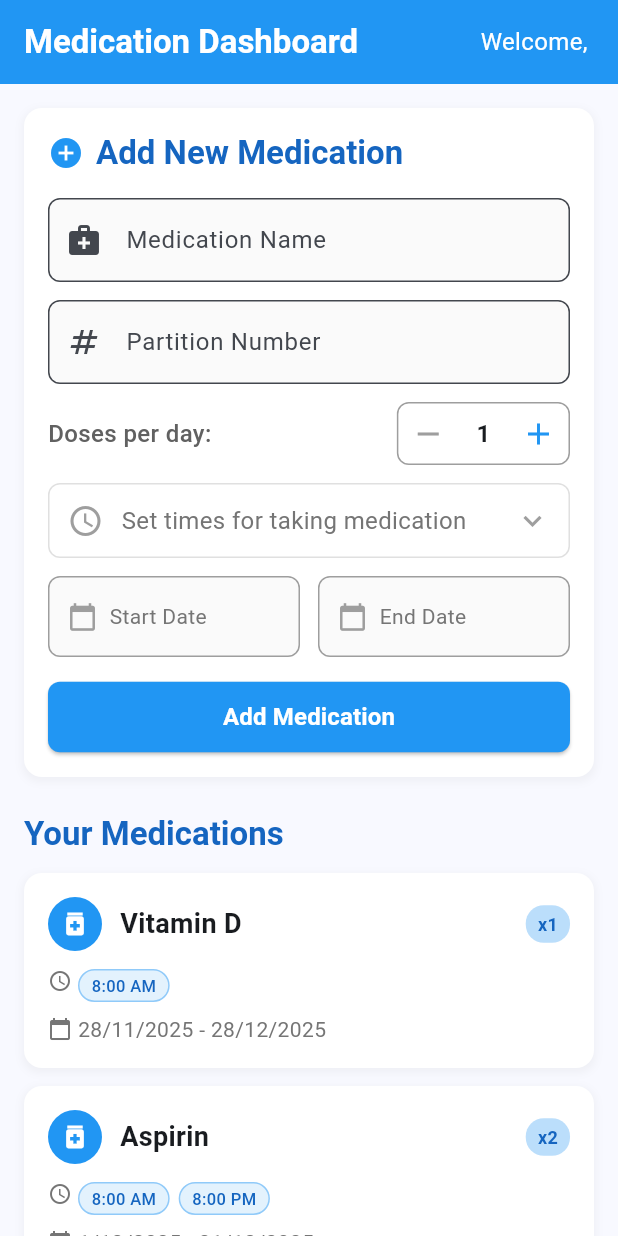
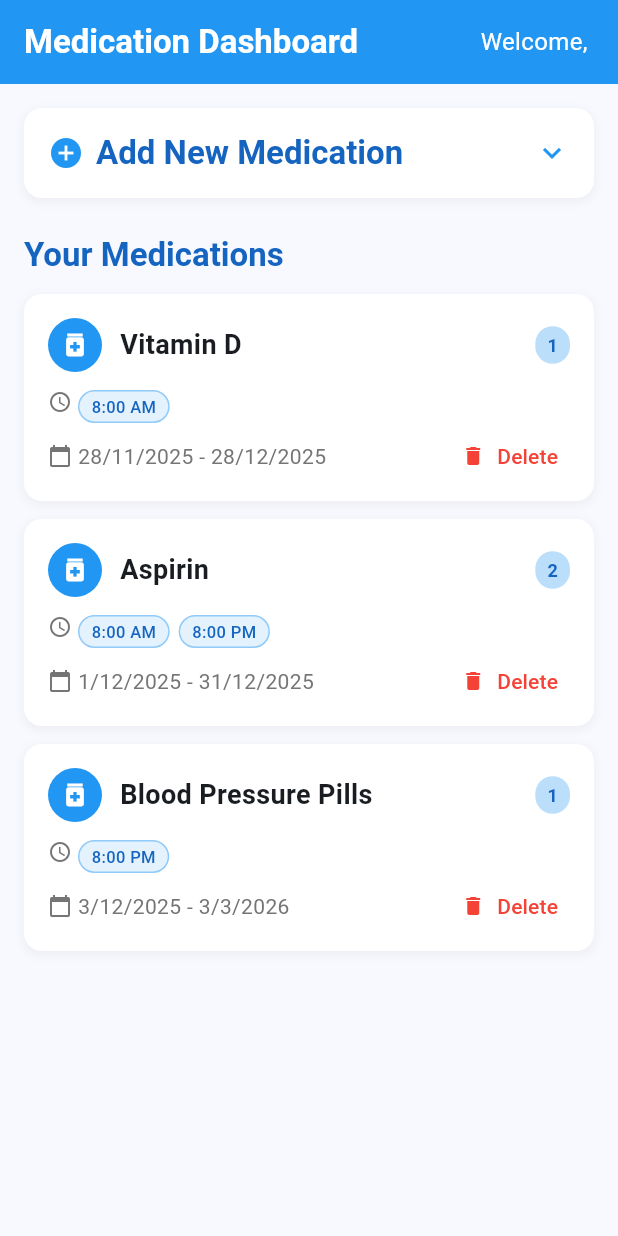
Before and after one commit to nariman-ahmed/Smart-Medication-Tracker---Flutter-App, a Flutter app: the MedicationDashboard screen opened directly with empty values, on a phone screen of 412 x 824 dp. Run offline on Flutter 3.47's test engine with Material 3 defaults, Android fonts, the light colour scheme and no system bars; our stand-ins replace firebase_core; accounts and stored records are empty.

Commit message:
edited some UI

```diff
--- a/smart_pill_tracker/lib/medication_dashboard.dart
+++ b/smart_pill_tracker/lib/medication_dashboard.dart
@@ -41,6 +41,7 @@ class _MedicationDashboardState extends State<MedicationDashboard> {
   List<TimeOfDay> _timesOfTaking = [];
   int _dosesPerDay = 1;
   bool _isTimesSectionExpanded = false;
+  bool _isAddMedicationExpanded = false;
 
   List<Medication> medications = [
     Medication(
@@ -68,6 +69,33 @@ class _MedicationDashboardState extends State<MedicationDashboard> {
       endDate: DateTime.now().add(const Duration(days: 90)),
     ),
   ];
+
+  void _deleteMedication(int index) {
+    showDialog(
+      context: context,
+      builder: (BuildContext context) {
+        return AlertDialog(
+          title: const Text('Delete Medication'),
+          content: const Text('Are you sure you want to delete this medication?'),
+          actions: [
+            TextButton(
+              onPressed: () => Navigator.of(context).pop(),
+              child: const Text('Cancel'),
+            ),
+            TextButton(
+              onPressed: () {
+                setState(() {
+                  medications.removeAt(index);
+                });
+                Navigator.of(context).pop();
+              },
+              child: const Text('Delete', style: TextStyle(color: Colors.red)),
+            ),
+          ],
+        );
+      },
+    );
+  }
 
   @override
   void dispose() {
@@ -106,7 +134,6 @@ class _MedicationDashboardState extends State<MedicationDashboard> {
             // Add New Medication Section
             Container(
               width: double.infinity,
-              padding: const EdgeInsets.all(16),
               decoration: BoxDecoration(
                 color: Colors.white,
                 borderRadius: BorderRadius.circular(12),
@@ -122,20 +149,46 @@ class _MedicationDashboardState extends State<MedicationDashboard> {
               child: Column(
                 crossAxisAlignment: CrossAxisAlignment.start,
                 children: [
-                  Row(
+                  // Header that's always visible
+                  InkWell(
+                    onTap: () {
+                      setState(() {
+                        _isAddMedicationExpanded = !_isAddMedicationExpanded;
+                      });
+                    },
+                    child: Container(
+                      width: double.infinity,
+                      padding: const EdgeInsets.all(16),
+                      child: Row(
                         children: [
                           const Icon(Icons.add_circle, color: Colors.blue, size: 24),
                           const SizedBox(width: 8),
-                      Text(
+                          Expanded(
+                            child: Text(
                               'Add New Medication',
                               style: Theme.of(context).textTheme.titleLarge?.copyWith(
                                 fontWeight: FontWeight.bold,
                                 color: Colors.blue[800],
                               ),
                             ),
+                          ),
+                          Icon(
+                            _isAddMedicationExpanded ? Icons.keyboard_arrow_up : Icons.keyboard_arrow_down,
+                            color: Colors.blue,
+                          ),
                         ],
                       ),
-                  const SizedBox(height: 16),
+                    ),
+                  ),
+
+                  // Expandable content
+                  if (_isAddMedicationExpanded) ...[
+                    const Divider(height: 1),
+                    Padding(
+                      padding: const EdgeInsets.all(16),
+                      child: Column(
+                        crossAxisAlignment: CrossAxisAlignment.start,
+                        children: [
 
                   // Medication Name
                   TextField(
@@ -409,6 +462,10 @@ class _MedicationDashboardState extends State<MedicationDashboard> {
                         ],
                       ),
                     ),
+                  ],
+                ],
+              ),
+            ),
 
             const SizedBox(height: 24),
 
@@ -478,7 +535,7 @@ class _MedicationDashboardState extends State<MedicationDashboard> {
                               borderRadius: BorderRadius.circular(12),
                             ),
                             child: Text(
-                              'x${medication.partitionNumber}',
+                              '${medication.partitionNumber}',
                               style: TextStyle(
                                 color: Colors.blue[800],
                                 fontSize: 12,
@@ -530,6 +587,21 @@ class _MedicationDashboardState extends State<MedicationDashboard> {
                           Text(
                             '${medication.startDate.day}/${medication.startDate.month}/${medication.startDate.year} - ${medication.endDate.day}/${medication.endDate.month}/${medication.endDate.year}',
                             style: TextStyle(color: Colors.grey[600]),
+                          ),
+                          const Spacer(),
+                          // Delete button aligned with date
+                          TextButton.icon(
+                            onPressed: () => _deleteMedication(index),
+                            icon: const Icon(Icons.delete, size: 16, color: Colors.red),
+                            label: const Text(
+                              'Delete',
+                              style: TextStyle(color: Colors.red),
+                            ),
+                            style: TextButton.styleFrom(
+                              padding: const EdgeInsets.symmetric(horizontal: 8, vertical: 4),
+                              minimumSize: Size.zero,
+                              tapTargetSize: MaterialTapTargetSize.shrinkWrap,
+                            ),
                           ),
                         ],
                       ),
```
Also changed, not shown: smart_pill_tracker/lib/doctor_dashboard.dart (+77 -5 lines). Lines whose indentation alone changed are shown as unchanged.
